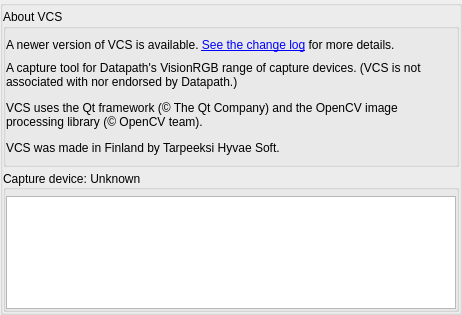
Before: the Qt Designer form src/display/qt/dialogs/ui/about_dialog.ui in mrehkopf/vcs, drawn with Qt 5.
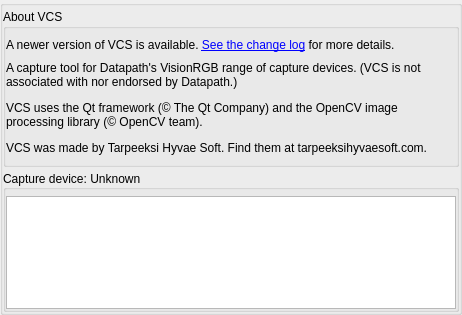
After: the same form once the commit is applied. Custom widgets are drawn as their Qt base class.

Commit message: gui: Tweak styling a bit here and there

```diff
--- a/src/display/qt/dialogs/ui/about_dialog.ui
+++ b/src/display/qt/dialogs/ui/about_dialog.ui
@@ -43,7 +43,7 @@
         <x>0</x>
         <y>0</y>
         <width>448</width>
-        <height>331</height>
+        <height>348</height>
        </rect>
       </property>
       <layout class="QVBoxLayout" name="verticalLayout_4">
@@ -170,7 +170,7 @@
                    </sizepolicy>
                   </property>
                   <property name="text">
-                   <string>&lt;html&gt;&lt;head/&gt;&lt;body&gt;&lt;p&gt;A capture tool for Datapath's VisionRGB range of capture devices. (VCS is not associated with nor endorsed by Datapath.)&lt;/p&gt;&lt;p&gt;VCS uses the Qt framework (© The Qt Company) and the OpenCV image processing library (© OpenCV team).&lt;/p&gt;&lt;p&gt;VCS was made in Finland by Tarpeeksi Hyvae Soft.&lt;/p&gt;&lt;/body&gt;&lt;/html&gt;</string>
+                   <string>&lt;html&gt;&lt;head/&gt;&lt;body&gt;&lt;p&gt;A capture tool for Datapath's VisionRGB range of capture devices. (VCS is not associated with nor endorsed by Datapath.)&lt;/p&gt;&lt;p&gt;VCS uses the Qt framework (© The Qt Company) and the OpenCV image processing library (© OpenCV team).&lt;/p&gt;&lt;p&gt;VCS was made by Tarpeeksi Hyvae Soft. Find them at tarpeeksihyvaesoft.com.&lt;/p&gt;&lt;/body&gt;&lt;/html&gt;</string>
                   </property>
                   <property name="alignment">
                    <set>Qt::AlignLeading|Qt::AlignLeft|Qt::AlignVCenter</set>
```
The commit also changes 3 other files.
